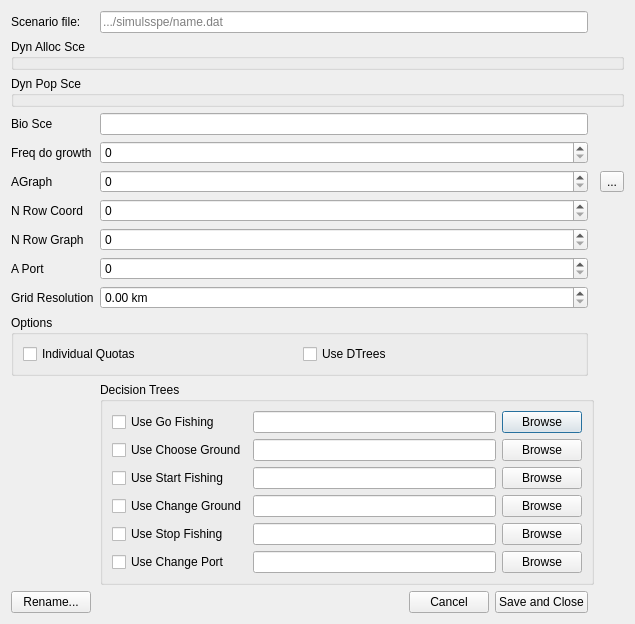
Before: the Qt Designer form qtgui/scenariodialog.ui in frabas/DISPLACE_GUI, drawn with Qt 5.
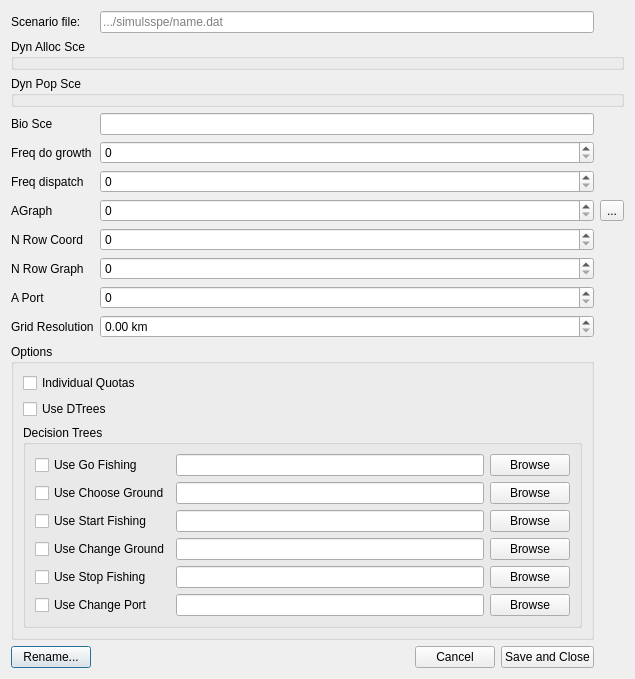
After: the same form once the commit is applied.

Commit message: Add an entry for freqDispatchPop in the scenario config file and in the scenario ui accordingly

```diff
--- a/qtgui/scenariodialog.ui
+++ b/qtgui/scenariodialog.ui
@@ -14,168 +14,87 @@
    <string>Scenario</string>
   </property>
   <layout class="QGridLayout" name="gridLayout">
-   <item row="2" column="0" colspan="4">
-    <widget class="QGroupBox" name="group_dyn_pop_sce">
-     <property name="title">
-      <string>Dyn Pop Sce</string>
+   <item row="8" column="1">
+    <widget class="QSpinBox" name="nrowgraph">
+     <property name="maximum">
+      <number>1000000</number>
      </property>
     </widget>
    </item>
-   <item row="10" column="0" colspan="2">
-    <widget class="QGroupBox" name="groupBox_2">
-     <property name="title">
-      <string>Options</string>
+   <item row="8" column="0">
+    <widget class="QLabel" name="label_5">
+     <property name="text">
+      <string>N Row Graph</string>
      </property>
-     <layout class="QGridLayout" name="gridLayout_3">
-      <item row="0" column="1">
-       <widget class="QCheckBox" name="useDTree">
-        <property name="text">
-         <string>Use DTrees</string>
-        </property>
-       </widget>
-      </item>
-      <item row="0" column="0">
-       <widget class="QCheckBox" name="individualQuotas">
-        <property name="text">
-         <string>Individual Quotas</string>
-        </property>
-       </widget>
-      </item>
-     </layout>
     </widget>
    </item>
-   <item row="1" column="0" colspan="4">
-    <widget class="QGroupBox" name="group_dyn_alloc_sce">
-     <property name="title">
-      <string>Dyn Alloc Sce</string>
+   <item row="5" column="1">
+    <widget class="QSpinBox" name="freqDispatchThePop">
+     <property name="maximum">
+      <number>100000</number>
      </property>
     </widget>
    </item>
-   <item row="11" column="1" colspan="2">
-    <widget class="QGroupBox" name="groupBox">
-     <property name="title">
-      <string>Decision Trees</string>
+   <item row="7" column="0">
+    <widget class="QLabel" name="label_8">
+     <property name="text">
+      <string>N Row Coord</string>
      </property>
-     <layout class="QGridLayout" name="gridLayout_2">
-      <item row="0" column="0">
-       <widget class="QCheckBox" name="dt_enable_go_fishing">
-        <property name="text">
-         <string>Use Go Fishing</string>
-        </property>
-       </widget>
-      </item>
-      <item row="4" column="0">
-       <widget class="QCheckBox" name="dt_enable_stop_fishing">
-        <property name="text">
-         <string>Use Stop Fishing</string>
-        </property>
-       </widget>
-      </item>
-      <item row="2" column="0">
-       <widget class="QCheckBox" name="dt_enable_start_fishing">
-        <property name="text">
-         <string>Use Start Fishing</string>
-        </property>
-       </widget>
-      </item>
-      <item row="0" column="1">
-       <widget class="QLineEdit" name="dt_go_fishing"/>
-      </item>
-      <item row="1" column="0">
-       <widget class="QCheckBox" name="dt_enable_choose_ground">
-        <property name="text">
-         <string>Use Choose Ground</string>
-        </property>
-       </widget>
-      </item>
-      <item row="0" column="2">
-       <widget class="QPushButton" name="dt_browse_go_fishing">
-        <property name="text">
-         <string>Browse</string>
-        </property>
-       </widget>
-      </item>
-      <item row="3" column="0">
-       <widget class="QCheckBox" name="dt_enable_change_ground">
-        <property name="text">
-         <string>Use Change Ground</string>
-        </property>
-       </widget>
-      </item>
-      <item row="5" column="0">
-       <widget class="QCheckBox" name="dt_enable_change_port">
-        <property name="text">
-         <string>Use Change Port</string>
-        </property>
-       </widget>
-      </item>
-      <item row="1" column="1">
-       <widget class="QLineEdit" name="dt_choose_ground"/>
-      </item>
-      <item row="2" column="1">
-       <widget class="QLineEdit" name="dt_start_fishing"/>
-      </item>
-      <item row="3" column="1">
-       <widget class="QLineEdit" name="dt_change_ground"/>
-      </item>
-      <item row="4" column="1">
-       <widget class="QLineEdit" name="dt_stop_fishing"/>
-      </item>
-      <item row="5" column="1">
-       <widget class="QLineEdit" name="dt_change_port"/>
-      </item>
-      <item row="1" column="2">
-       <widget class="QPushButton" name="dt_browse_choose_ground">
-        <property name="text">
-         <string>Browse</string>
-        </property>
-       </widget>
-      </item>
-      <item row="2" column="2">
-       <widget class="QPushButton" name="dt_browse_start_fishing">
-        <property name="text">
-         <string>Browse</string>
-        </property>
-       </widget>
-      </item>
-      <item row="3" column="2">
-       <widget class="QPushButton" name="dt_browse_change_ground">
-        <property name="text">
-         <string>Browse</string>
-        </property>
-       </widget>
-      </item>
-      <item row="4" column="2">
-       <widget class="QPushButton" name="dt_browse_stop_fishing">
-        <property name="text">
-         <string>Browse</string>
-        </property>
-       </widget>
-      </item>
-      <item row="5" column="2">
-       <widget class="QPushButton" name="dt_browse_change_port">
-        <property name="text">
-         <string>Browse</string>
-        </property>
-       </widget>
-      </item>
-     </layout>
+    </widget>
+   </item>
+   <item row="0" column="0">
+    <widget class="QLabel" name="label">
+     <property name="text">
+      <string>Scenario file:</string>
+     </property>
+    </widget>
+   </item>
+   <item row="4" column="0">
+    <widget class="QLabel" name="label_9">
+     <property name="text">
+      <string>Freq do growth</string>
+     </property>
     </widget>
    </item>
    <item row="9" column="1">
-    <widget class="QDoubleSpinBox" name="gridres">
-     <property name="suffix">
-      <string> km</string>
-     </property>
+    <widget class="QSpinBox" name="aport">
      <property name="maximum">
-      <double>10000.000000000000000</double>
+      <number>100000</number>
      </property>
-     <property name="singleStep">
-      <double>0.500000000000000</double>
+    </widget>
+   </item>
+   <item row="0" column="1">
+    <widget class="QLineEdit" name="scenarioPath">
+     <property name="placeholderText">
+      <string>.../simulsspe/name.dat</string>
      </property>
     </widget>
    </item>
-   <item row="13" column="0" colspan="2">
+   <item row="3" column="1">
+    <widget class="QLineEdit" name="biol_sce"/>
+   </item>
+   <item row="5" column="0">
+    <widget class="QLabel" name="label_10">
+     <property name="text">
+      <string>Freq dispatch</string>
+     </property>
+    </widget>
+   </item>
+   <item row="10" column="0">
+    <widget class="QLabel" name="label_7">
+     <property name="text">
+      <string>Grid Resolution</string>
+     </property>
+    </widget>
+   </item>
+   <item row="6" column="0">
+    <widget class="QLabel" name="label_4">
+     <property name="text">
+      <string>AGraph</string>
+     </property>
+    </widget>
+   </item>
+   <item row="14" column="0" colspan="2">
     <layout class="QHBoxLayout" name="horizontalLayout">
      <item>
       <widget class="QPushButton" name="rename">
@@ -213,97 +132,37 @@
      </item>
     </layout>
    </item>
-   <item row="0" column="1">
-    <widget class="QLineEdit" name="scenarioPath">
-     <property name="placeholderText">
-      <string>.../simulsspe/name.dat</string>
-     </property>
-    </widget>
-   </item>
-   <item row="3" column="1">
-    <widget class="QLineEdit" name="biol_sce"/>
-   </item>
-   <item row="3" column="0">
-    <widget class="QLabel" name="label_3">
-     <property name="text">
-      <string>Bio Sce</string>
-     </property>
-    </widget>
-   </item>
-   <item row="5" column="0">
-    <widget class="QLabel" name="label_4">
-     <property name="text">
-      <string>AGraph</string>
-     </property>
-    </widget>
-   </item>
-   <item row="6" column="1">
+   <item row="7" column="1">
     <widget class="QSpinBox" name="nrowcoord">
      <property name="maximum">
       <number>1000000</number>
      </property>
     </widget>
    </item>
-   <item row="0" column="0">
-    <widget class="QLabel" name="label">
-     <property name="text">
-      <string>Scenario file:</string>
-     </property>
-    </widget>
-   </item>
-   <item row="9" column="0">
-    <widget class="QLabel" name="label_7">
-     <property name="text">
-      <string>Grid Resolution</string>
-     </property>
-    </widget>
-   </item>
-   <item row="4" column="0">
-    <widget class="QLabel" name="label_9">
-     <property name="text">
-      <string>Freq do growth</string>
-     </property>
-    </widget>
-   </item>
-   <item row="5" column="3">
+   <item row="6" column="2">
     <widget class="QToolButton" name="graphBrowse">
      <property name="text">
       <string>...</string>
      </property>
     </widget>
    </item>
-   <item row="5" column="1">
-    <widget class="QSpinBox" name="agraph">
-     <property name="maximum">
-      <number>100000</number>
-     </property>
-    </widget>
-   </item>
-   <item row="8" column="0">
+   <item row="9" column="0">
     <widget class="QLabel" name="label_6">
      <property name="text">
       <string>A Port</string>
      </property>
     </widget>
    </item>
-   <item row="7" column="0">
-    <widget class="QLabel" name="label_5">
-     <property name="text">
-      <string>N Row Graph</string>
+   <item row="10" column="1">
+    <widget class="QDoubleSpinBox" name="gridres">
+     <property name="suffix">
+      <string> km</string>
      </property>
-    </widget>
-   </item>
-   <item row="7" column="1">
-    <widget class="QSpinBox" name="nrowgraph">
      <property name="maximum">
-      <number>1000000</number>
+      <double>10000.000000000000000</double>
      </property>
-    </widget>
-   </item>
-   <item row="8" column="1">
-    <widget class="QSpinBox" name="aport">
-     <property name="maximum">
-      <number>100000</number>
+     <property name="singleStep">
+      <double>0.500000000000000</double>
      </property>
     </widget>
    </item>
@@ -314,25 +173,180 @@
      </property>
     </widget>
    </item>
-   <item row="6" column="0">
-    <widget class="QLabel" name="label_8">
+   <item row="6" column="1">
+    <widget class="QSpinBox" name="agraph">
+     <property name="maximum">
+      <number>100000</number>
+     </property>
+    </widget>
+   </item>
+   <item row="3" column="0">
+    <widget class="QLabel" name="label_3">
      <property name="text">
-      <string>N Row Coord</string>
+      <string>Bio Sce</string>
      </property>
     </widget>
    </item>
-   <item row="12" column="0">
-    <spacer name="verticalSpacer">
-     <property name="orientation">
-      <enum>Qt::Vertical</enum>
+   <item row="11" column="0" colspan="2">
+    <widget class="QGroupBox" name="groupBox_2">
+     <property name="title">
+      <string>Options</string>
      </property>
-     <property name="sizeHint" stdset="0">
-      <size>
-       <width>20</width>
-       <height>40</height>
-      </size>
+     <layout class="QGridLayout" name="gridLayout_3">
+      <item row="0" column="0">
+       <widget class="QCheckBox" name="individualQuotas">
+        <property name="text">
+         <string>Individual Quotas</string>
+        </property>
+       </widget>
+      </item>
+      <item row="2" column="0">
+       <widget class="QGroupBox" name="groupBox">
+        <property name="title">
+         <string>Decision Trees</string>
+        </property>
+        <layout class="QGridLayout" name="gridLayout_2">
+         <item row="4" column="0">
+          <widget class="QCheckBox" name="dt_enable_stop_fishing">
+           <property name="text">
+            <string>Use Stop Fishing</string>
+           </property>
+          </widget>
+         </item>
+         <item row="0" column="0">
+          <widget class="QCheckBox" name="dt_enable_go_fishing">
+           <property name="text">
+            <string>Use Go Fishing</string>
+           </property>
+          </widget>
+         </item>
+         <item row="2" column="0">
+          <widget class="QCheckBox" name="dt_enable_start_fishing">
+           <property name="text">
+            <string>Use Start Fishing</string>
+           </property>
+          </widget>
+         </item>
+         <item row="0" column="1">
+          <widget class="QLineEdit" name="dt_go_fishing"/>
+         </item>
+         <item row="1" column="0">
+          <widget class="QCheckBox" name="dt_enable_choose_ground">
+           <property name="text">
+            <string>Use Choose Ground</string>
+           </property>
+          </widget>
+         </item>
+         <item row="0" column="2">
+          <widget class="QPushButton" name="dt_browse_go_fishing">
+           <property name="text">
+            <string>Browse</string>
+           </property>
+          </widget>
+         </item>
+         <item row="3" column="0">
+          <widget class="QCheckBox" name="dt_enable_change_ground">
+           <property name="text">
+            <string>Use Change Ground</string>
+           </property>
+          </widget>
+         </item>
+         <item row="5" column="0">
+          <widget class="QCheckBox" name="dt_enable_change_port">
+           <property name="text">
+            <string>Use Change Port</string>
+           </property>
+          </widget>
+         </item>
+         <item row="1" column="1">
+          <widget class="QLineEdit" name="dt_choose_ground"/>
+         </item>
+         <item row="2" column="1">
+          <widget class="QLineEdit" name="dt_start_fishing"/>
+         </item>
+         <item row="3" column="1">
+          <widget class="QLineEdit" name="dt_change_ground"/>
+         </item>
+         <item row="4" column="1">
+          <widget class="QLineEdit" name="dt_stop_fishing"/>
+         </item>
+         <item row="5" column="1">
+          <widget class="QLineEdit" name="dt_change_port"/>
+         </item>
+         <item row="1" column="2">
+          <widget class="QPushButton" name="dt_browse_choose_ground">
+           <property name="text">
+            <string>Browse</string>
+           </property>
+          </widget>
+         </item>
+         <item row="2" column="2">
+          <widget class="QPushButton" name="dt_browse_start_fishing">
+           <property name="text">
+            <string>Browse</string>
+           </property>
+          </widget>
+         </item>
+         <item row="3" column="2">
+          <widget class="QPushButton" name="dt_browse_change_ground">
+           <property name="text">
+            <string>Browse</string>
+           </property>
+          </widget>
+         </item>
+         <item row="4" column="2">
+          <widget class="QPushButton" name="dt_browse_stop_fishing">
+           <property name="text">
+            <string>Browse</string>
+           </property>
+          </widget>
+         </item>
+         <item row="5" column="2">
+          <widget class="QPushButton" name="dt_browse_change_port">
+           <property name="text">
+            <string>Browse</string>
+           </property>
+          </widget>
+         </item>
+         <item row="6" column="0">
+          <spacer name="verticalSpacer">
+           <property name="orientation">
+            <enum>Qt::Vertical</enum>
+           </property>
+           <property name="sizeHint" stdset="0">
+            <size>
+             <width>20</width>
+             <height>40</height>
+            </size>
+           </property>
+          </spacer>
+         </item>
+        </layout>
+       </widget>
+      </item>
+      <item row="1" column="0">
+       <widget class="QCheckBox" name="useDTree">
+        <property name="text">
+         <string>Use DTrees</string>
+        </property>
+       </widget>
+      </item>
+     </layout>
+    </widget>
+   </item>
+   <item row="1" column="0" colspan="3">
+    <widget class="QGroupBox" name="group_dyn_alloc_sce">
+     <property name="title">
+      <string>Dyn Alloc Sce</string>
      </property>
-    </spacer>
+    </widget>
+   </item>
+   <item row="2" column="0" colspan="3">
+    <widget class="QGroupBox" name="group_dyn_pop_sce">
+     <property name="title">
+      <string>Dyn Pop Sce</string>
+     </property>
+    </widget>
    </item>
   </layout>
  </widget>
```
The commit also changes 9 other files.
